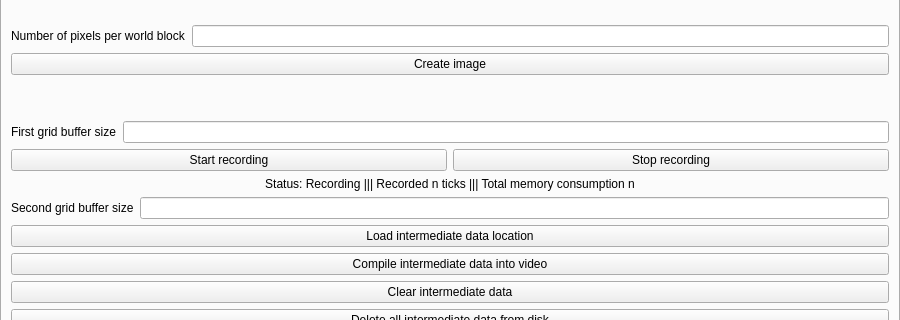
Above: Source/UiFiles/recorder.ui from SuperSpaceEye/LifeEngineExtended before the change; both pictures show x 0 to 900 and y 171 to 491 of the 900 by 674 pixel window. Below: the same form after it.
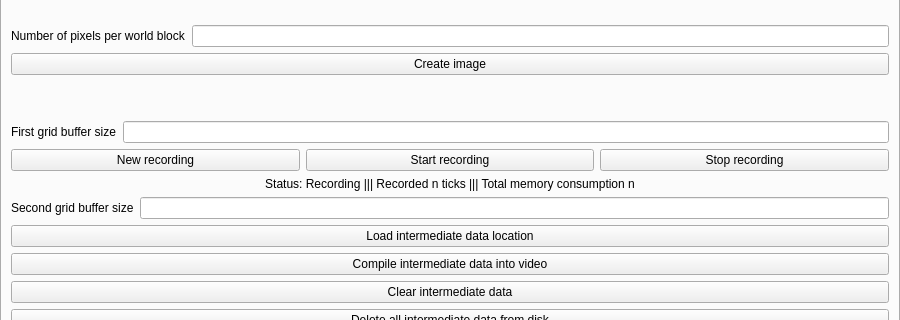
That is the form after the change.

Commit message: Some progress on video recorder

What changed in the file:
```diff
--- a/Source/UiFiles/recorder.ui
+++ b/Source/UiFiles/recorder.ui
@@ -102,6 +102,13 @@
        </item>
        <item>
         <layout class="QHBoxLayout" name="horizontalLayout_3">
+         <item>
+          <widget class="QPushButton" name="b_new_recording">
+           <property name="text">
+            <string>New recording</string>
+           </property>
+          </widget>
+         </item>
          <item>
           <widget class="QPushButton" name="b_start_recording">
            <property name="text">
```
Left out of the diff: 17 changed lines with no effect on the pictures. The commit also changes 7 other files.
